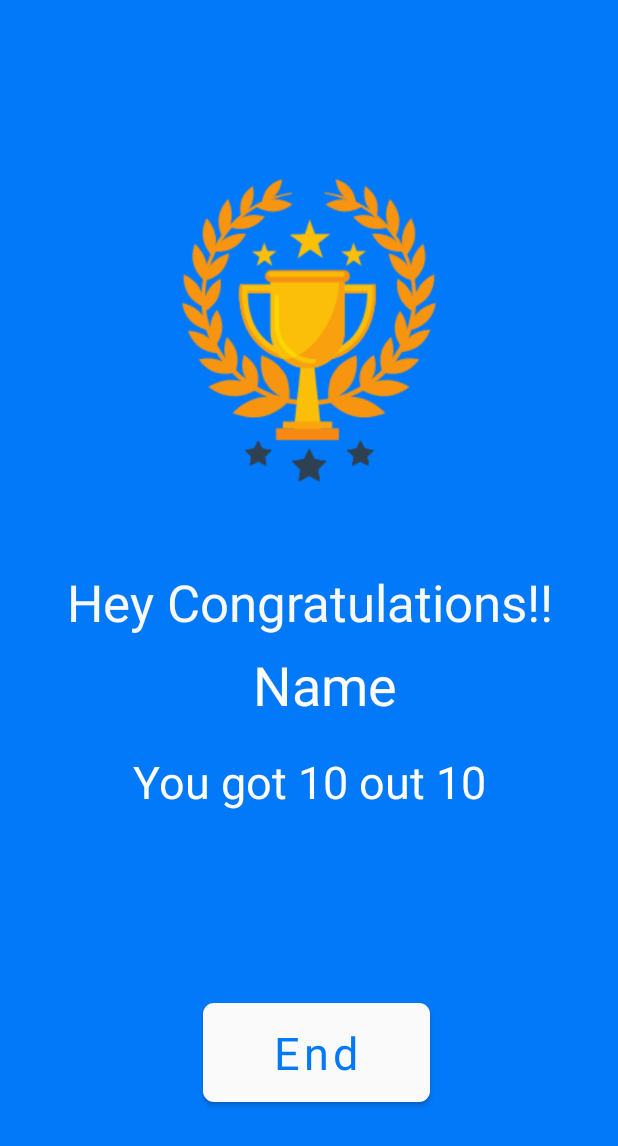
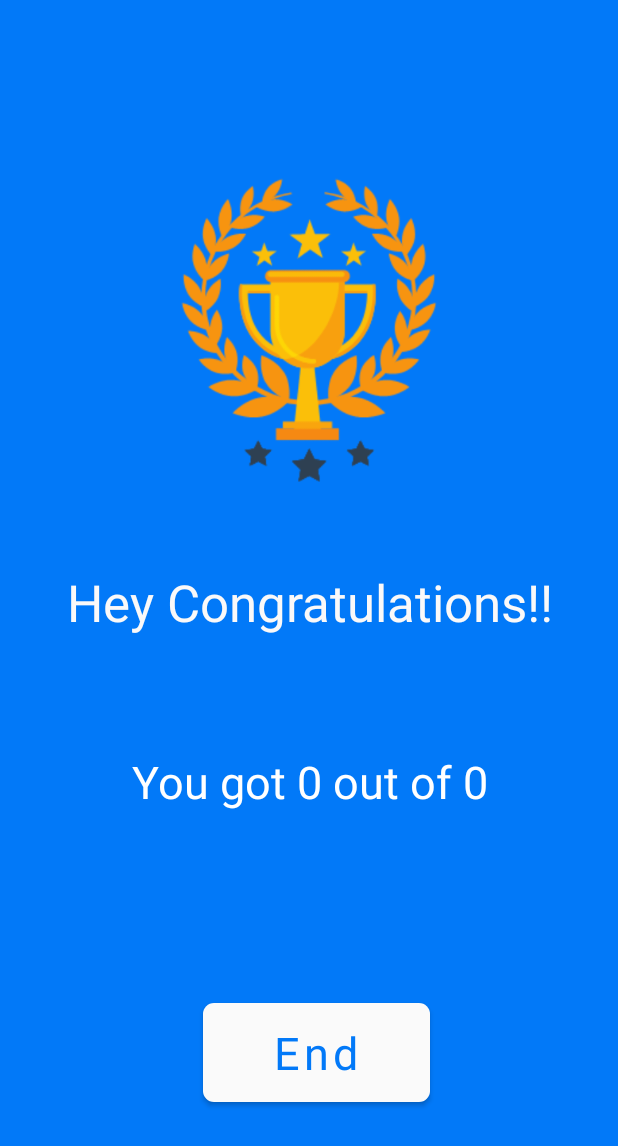
Before and after one commit to VishwasDubey150/Quiz-app, an Android app: the result_activity screen opened directly, with no data from a screen before it, on a phone screen of 412 x 824 dp. Shown: the top 1146 px of the screen. Run offline under Robolectric (Android 15) with nearby library versions, the phone set to English and light mode, and no system bars; Roboto replaces fonts that are not available here.

Commit message:
95% completed

```diff
--- a/app/src/main/java/com/example/quiz/MainActivity.kt
+++ b/app/src/main/java/com/example/quiz/MainActivity.kt
@@ -10,9 +10,11 @@ import android.widget.EditText
 import android.widget.Toast
 
 class MainActivity : AppCompatActivity() {
+
     override fun onCreate(savedInstanceState: Bundle?) {
         super.onCreate(savedInstanceState)
         setContentView(R.layout.activity_main)
+
 
         val button_start:Button=findViewById(R.id.button_start)
         var Entername:EditText=findViewById(R.id.Entername)
@@ -23,7 +25,9 @@ class MainActivity : AppCompatActivity() {
                 Toast.makeText(this,"Please Enter your name",Toast.LENGTH_SHORT).show()
             }
             else{
+                val name=Entername.text.toString()
                 val intent=Intent(this,QuestionsActivity::class.java)
+                intent.putExtra(constants.USER_NAME,name) //to send data in another activity
                 startActivity(intent)
                 finish()
 
--- a/app/src/main/java/com/example/quiz/constants.kt
+++ b/app/src/main/java/com/example/quiz/constants.kt
@@ -2,6 +2,10 @@ package com.example.quiz
 
 object constants
 {
+    const val USER_NAME:String="user_name"
+    const val TOTAL_QUESTION:String="total_question"
+    const val CORRECT_ANSWER:String="correct_answer"
+
     fun getQuestions():ArrayList<Question>{
         val questionList=ArrayList<Question>()
 
@@ -92,7 +96,7 @@ object constants
             "Australia","China"
             ,1,
         )
-        questionList.add(que1)
+        questionList.add(que10)
 
 
         return questionList
--- a/app/src/main/java/com/example/quiz/result_activity.kt
+++ b/app/src/main/java/com/example/quiz/result_activity.kt
@@ -2,12 +2,27 @@ package com.example.quiz
 
 import androidx.appcompat.app.AppCompatActivity
 import android.os.Bundle
+import android.widget.TextView
 
 class result_activity : AppCompatActivity() {
+
+    private var username:TextView?=null
+    private var marks:TextView?=null
     override fun onCreate(savedInstanceState: Bundle?) {
         super.onCreate(savedInstanceState)
         setContentView(R.layout.activity_result)
+
+
         supportActionBar!!.hide()
+
+        username=findViewById(R.id.username)
+        marks=findViewById(R.id.marks)
+
+        username?.text= intent.getStringExtra(constants.USER_NAME)
+        val totalmarks=intent.getIntExtra(constants.CORRECT_ANSWER,0)
+        val totalquestion=intent.getIntExtra(constants.TOTAL_QUESTION,0)
+        marks?.text="You got ${totalmarks} out of ${totalquestion}"
+
     }
     fun end(view: android.view.View) {
         finishAffinity()
--- a/app/src/main/res/layout/questionsactivity.xml
+++ b/app/src/main/res/layout/questionsactivity.xml
@@ -54,7 +54,7 @@
                 android:layout_height="wrap_content"
                 android:layout_marginTop="16dp"
                 android:layout_weight="1"
-                android:max="9"
+                android:max="10"
                 android:minHeight="50dp"
                 android:progress="0" />
 
@@ -62,7 +62,7 @@
                 android:id="@+id/pg_tv"
                 android:layout_width="wrap_content"
                 android:layout_height="wrap_content"
-                android:text="0/9"
+                android:text="0/10"
                 android:textSize="25dp"
                 android:layout_marginLeft="15dp"
                 android:layout_marginTop="15dp">
```
Also changed, not shown: app/src/main/java/com/example/quiz/QuestionsActivity.kt (+19 -2 lines).
